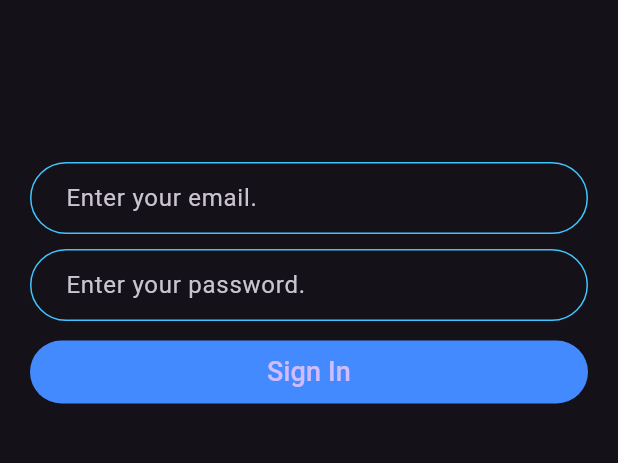
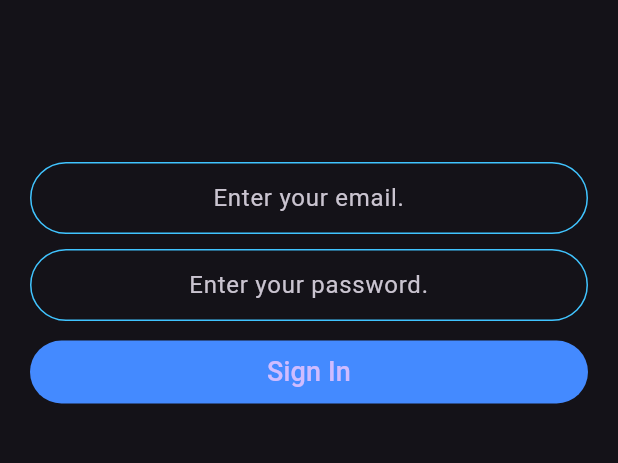
Before and after one commit to jjiunnbeh/Mobile_Chat_App, a Flutter app: the screen it shows after launch, after a tap on "Sign In", on a phone screen of 412 x 824 dp, the part 498-961 px from its top. Run offline on Flutter 3.47's test engine with Material 3 defaults, Android fonts, the phone set to English and light mode, and no system bars.

Commit message:
set up firebase

```diff
--- a/lib/components/input.dart
+++ b/lib/components/input.dart
@@ -1,11 +1,10 @@
 import 'package:flutter/material.dart';
+import 'package:mobile_chat_app/utilities/constants.dart';
 
 class Input extends StatefulWidget {
   Input({required this.hint, this.onChanged});
   final String hint;
   void Function(String)? onChanged;
-
-
   @override
   State<Input> createState() => _InputState();
 }
@@ -16,23 +15,23 @@ class _InputState extends State<Input> {
     return Container(
       margin: const EdgeInsets.only(left: 20, right: 20),
       child: TextField(
+        textAlign: TextAlign.center,
         onChanged: widget.onChanged,
         decoration: InputDecoration(
           hintText: widget.hint,
-          contentPadding:
-          const EdgeInsets.symmetric(vertical: 10.0, horizontal: 20.0),
+          contentPadding: kInputContentPadding,
           border: const OutlineInputBorder(
-            borderRadius: BorderRadius.all(Radius.circular(32.0)),
+            borderRadius: kInputBorderRadius,
           ),
           enabledBorder: const OutlineInputBorder(
             borderSide:
             BorderSide(color: Colors.lightBlueAccent, width: 1.0),
-            borderRadius: BorderRadius.all(Radius.circular(32.0)),
+            borderRadius: kInputBorderRadius,
           ),
           focusedBorder: const OutlineInputBorder(
             borderSide:
             BorderSide(color: Colors.lightBlueAccent, width: 2.0),
-            borderRadius: BorderRadius.all(Radius.circular(32.0)),
+            borderRadius: kInputBorderRadius,
           ),
         ),
       ),
--- a/lib/main.dart
+++ b/lib/main.dart
@@ -1,4 +1,5 @@
 import 'package:flutter/material.dart';
+import 'package:mobile_chat_app/pages/chat.dart';
 import 'package:mobile_chat_app/pages/loginPage.dart';
 import 'package:mobile_chat_app/pages/registerPage.dart';
 import 'package:mobile_chat_app/pages/welcomePage.dart';
@@ -19,6 +20,7 @@ class ChatApp extends StatelessWidget {
         WelcomePage.id: (context) => const WelcomePage(),
         LoginPage.id: (context) => const LoginPage(),
         RegisterPage.id :(context) => const RegisterPage(),
+        Chat.id:(context) => const Chat(),
       },
     );
   }
--- a/lib/utilities/constants.dart
+++ b/lib/utilities/constants.dart
@@ -7,3 +7,7 @@ const kWelcomeButtonMargin = EdgeInsets.only(left: 10.0, right: 10.0,);
 
 //====================Login Page=============================
 const kAppBarTextStyle = TextStyle(fontFamily: 'Roboto', fontSize: 25.0);
+
+//======================Input Field==============================
+const kInputBorderRadius = BorderRadius.all(Radius.circular(32.0));
+const kInputContentPadding = EdgeInsets.symmetric(horizontal: 20.0);
--- a/pubspec.yaml
+++ b/pubspec.yaml
@@ -32,9 +32,13 @@ dependencies:
     sdk: flutter
 
 
+
   # The following adds the Cupertino Icons font to your application.
   # Use with the CupertinoIcons class for iOS style icons.
   cupertino_icons: ^1.0.6
+  firebase_core: ^3.3.0
+  firebase_auth: ^5.1.3
+  cloud_firestore: ^5.2.0
 
 dev_dependencies:
   flutter_test:
```
Also changed, not shown: lib/pages/chat.dart (+16 -0 lines), lib/pages/registerPage.dart (+21 -4 lines), pubspec.lock, 7 other files.
